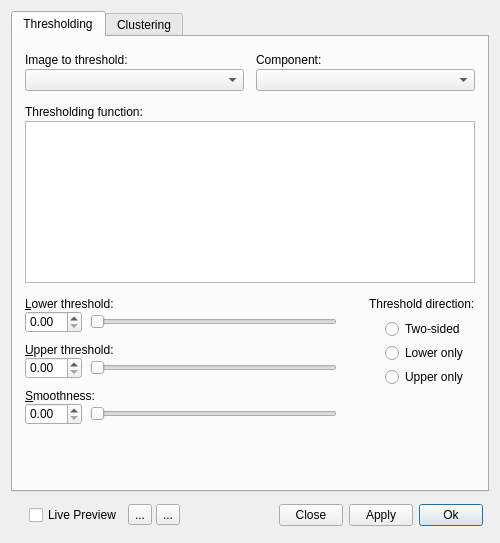
First picture: the form in GUI/Qt/Windows/SpeedImageDialog.ui, repository pyushkevich/itksnap, before the edit.
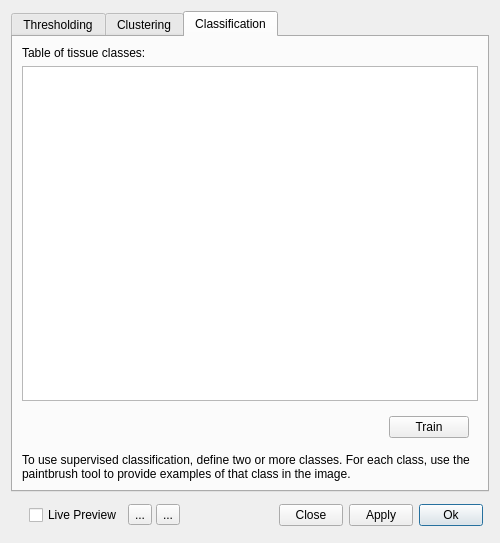
Second picture: the form after the edit. The open tabs and pages were chosen to show the change. Icons and pictures are not drawn. Custom widgets are drawn as their Qt base class.

```diff
--- a/GUI/Qt/Windows/SpeedImageDialog.ui
+++ b/GUI/Qt/Windows/SpeedImageDialog.ui
@@ -775,6 +775,59 @@
            </item>
           </layout>
          </widget>
+         <widget class="QWidget" name="tabClassify">
+          <attribute name="title">
+           <string>Classification</string>
+          </attribute>
+          <layout class="QVBoxLayout" name="verticalLayout_9">
+           <item>
+            <widget class="QLabel" name="label_18">
+             <property name="text">
+              <string>Table of tissue classes:</string>
+             </property>
+            </widget>
+           </item>
+           <item>
+            <widget class="QTableView" name="tableClasses"/>
+           </item>
+           <item>
+            <widget class="QWidget" name="widget_9" native="true">
+             <layout class="QHBoxLayout" name="horizontalLayout_4">
+              <item>
+               <spacer name="horizontalSpacer_4">
+                <property name="orientation">
+                 <enum>Qt::Horizontal</enum>
+                </property>
+                <property name="sizeHint" stdset="0">
+                 <size>
+                  <width>40</width>
+                  <height>20</height>
+                 </size>
+                </property>
+               </spacer>
+              </item>
+              <item>
+               <widget class="QPushButton" name="btnTrain">
+                <property name="text">
+                 <string>Train</string>
+                </property>
+               </widget>
+              </item>
+             </layout>
+            </widget>
+           </item>
+           <item>
+            <widget class="QLabel" name="label_19">
+             <property name="text">
+              <string>&lt;html&gt;&lt;head/&gt;&lt;body&gt;&lt;p&gt;To use supervised classification, define two or more classes. For each class, use the paintbrush tool to provide examples of that class in the image.&lt;/p&gt;&lt;/body&gt;&lt;/html&gt;</string>
+             </property>
+             <property name="wordWrap">
+              <bool>true</bool>
+             </property>
+            </widget>
+           </item>
+          </layout>
+         </widget>
         </widget>
        </item>
       </layout>
```
